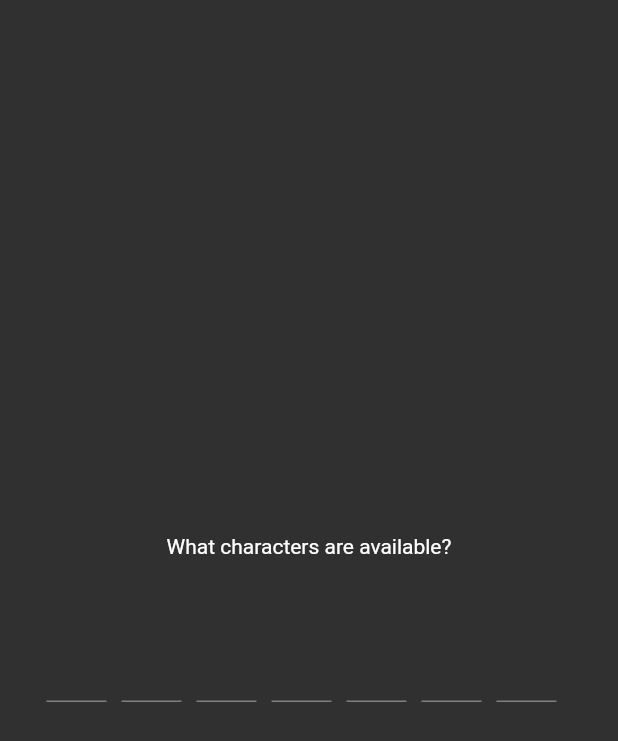
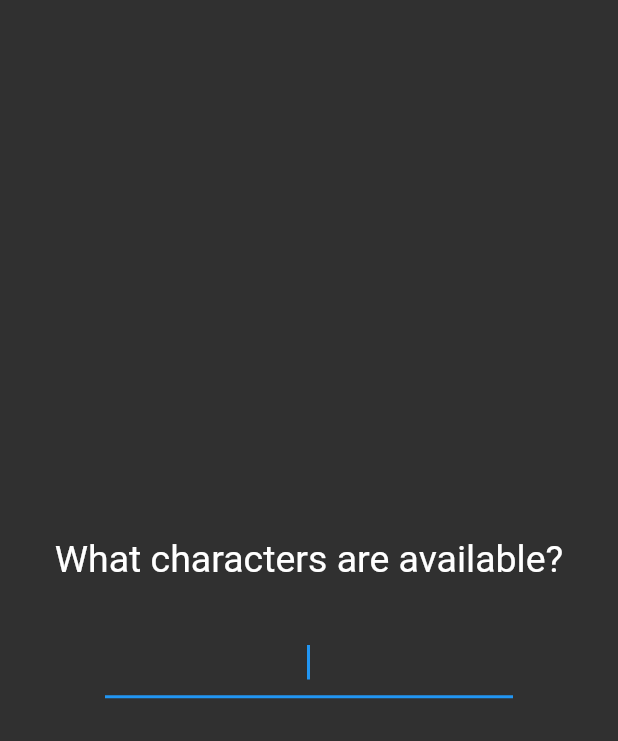
Before and after one commit to tevanc14/Anagrammatic, a Flutter app: the screen it shows after launch, on a phone screen of 412 x 824 dp. Shown: the top 741 px of the screen. Run offline on Flutter 3.47's test engine with Material 2 defaults, Android fonts, the phone set to English and light mode, and no system bars.

Commit message:
0.5.0 - Changed input format

```diff
--- a/lib/anagram_list.dart
+++ b/lib/anagram_list.dart
@@ -98,8 +98,4 @@ class AnagramCardState extends State<AnagramCard> {
       throw 'Could not launch $url';
     }
   }
-
-//  launchURL(String word) {
-//    print(word);
-//  }
 }
--- a/lib/input.dart
+++ /dev/null
@@ -1,150 +0,0 @@
-/**
- * Credit goes to Github user prestigegodson:
- * https://github.com/prestigegodson/pin-entry-text-field/tree/master/pin_entry_text_field
- */
-
-import 'package:flutter/material.dart';
-import 'package:flutter/services.dart';
-
-class CharacterEntryField extends StatefulWidget {
-  final int fields;
-  final onSubmit;
-  final fieldWidth;
-  final fontSize;
-  final keyboardType;
-
-  CharacterEntryField(
-      {this.fields: 4,
-      this.onSubmit,
-      this.fieldWidth: 40.0,
-      this.fontSize: 20.0,
-      this.keyboardType})
-      : assert(fields > 0);
-
-  @override
-  State createState() {
-    return CharacterEntryFieldState();
-  }
-}
-
-class CharacterEntryFieldState extends State<CharacterEntryField> {
-  List<String> text;
-  List<FocusNode> focusNodes;
-  List<TextEditingController> textControllers;
-
-  @override
-  void initState() {
-    super.initState();
-    text = List<String>(widget.fields);
-    focusNodes = List<FocusNode>(widget.fields);
-    textControllers = List<TextEditingController>(widget.fields);
-  }
-
-  @override
-  void dispose() {
-    textControllers.forEach((TextEditingController t) => t.dispose());
-    super.dispose();
-  }
-
-  void clearTextFields() {
-    textControllers.forEach(
-        (TextEditingController tEditController) => tEditController.clear());
-    text.clear();
-  }
-
-  Widget buildTextField(int index, BuildContext context) {
-    focusNodes[index] = new FocusNode();
-    textControllers[index] = new TextEditingController();
-
-    return new Container(
-      width: widget.fieldWidth,
-      margin: EdgeInsets.only(right: 10.0),
-      child: new TextField(
-        inputFormatters: [new TextFormatter(widget.keyboardType)],
-        controller: textControllers[index],
-        keyboardType: widget.keyboardType,
-        textAlign: TextAlign.center,
-        maxLength: 1,
-        style: Theme.of(context).textTheme.title,
-        focusNode: focusNodes[index],
-        decoration: new InputDecoration(counterText: ''),
-        onChanged: (String character) {
-          text[index] = character;
-          if (index + 1 != widget.fields && character.trim() != '') {
-            FocusScope.of(context).requestFocus(focusNodes[index + 1]);
-          }
-        },
-        onSubmitted: (String str) {
-//          _text.removeWhere((value) => value == null);
-          // DEBT: removeWhere would stall everything, so take out nulls here
-          widget.onSubmit(text.join().replaceAll(new RegExp('(null)+'), ''));
-        },
-      ),
-    );
-  }
-
-  Widget generateTextFields(BuildContext context) {
-    List<Widget> textFields = List.generate(widget.fields, (int i) {
-      return buildTextField(i, context);
-    });
-
-    FocusScope.of(context).requestFocus(focusNodes[0]);
-
-    return new Row(
-        mainAxisAlignment: MainAxisAlignment.center,
-        verticalDirection: VerticalDirection.down,
-        children: textFields);
-  }
-
-  @override
-  Widget build(BuildContext context) {
-    return new Container(
-      child: generateTextFields(context),
-    );
-  }
-}
-
-class TextFormatter extends TextInputFormatter {
-  final keyboardType;
-
-  TextFormatter(this.keyboardType);
-
-  @override
-  TextEditingValue formatEditUpdate(
-      TextEditingValue oldValue, TextEditingValue newValue) {
-    // Deleting a character
-    if (newValue.text.length < oldValue.text.length) {
-      return new TextEditingValue(
-        text: newValue.text,
-        selection: newValue.selection,
-      );
-    }
-
-    // Only allow letters, and capitalize them
-    if (keyboardType == TextInputType.text) {
-      if (newValue.text.contains(new RegExp('[^a-zA-Z]'))) {
-        return new TextEditingValue(
-          text: oldValue.text,
-          selection: oldValue.selection,
-        );
-      }
-      return new TextEditingValue(
-        text: newValue.text?.toUpperCase(),
-        selection: newValue.selection,
-      );
-    } else {
-      // Only allow numbers
-      if (newValue.text.contains(new RegExp('[^0-9]'))) {
-        return new TextEditingValue(
-          text: oldValue.text,
-          selection: oldValue.selection,
-        );
-      } else {
-        return new TextEditingValue(
-          text: newValue.text,
-          selection: newValue.selection,
-        );
-      }
-    }
-  }
-}
--- a/lib/main.dart
+++ b/lib/main.dart
@@ -1,6 +1,6 @@
 import 'package:anagramatic/anagram_list.dart';
-import 'package:anagramatic/input.dart';
 import 'package:flutter/material.dart';
+import 'package:flutter/services.dart';
 
 void main() => runApp(AnagramaticApp());
 
@@ -20,64 +20,175 @@ class AnagramaticApp extends StatelessWidget {
   }
 }
 
-class CharacterForm extends StatelessWidget {
+class CharacterForm extends StatefulWidget {
+  @override
+  State createState() {
+    return CharacterFormState();
+  }
+}
+
+class CharacterFormState extends State<CharacterForm> {
   @override
   Widget build(BuildContext context) {
     return new Scaffold(
         body: new Form(
-            child: new Column(
+      child: Column(
         mainAxisAlignment: MainAxisAlignment.center,
         children: <Widget>[
-          new Text('What characters are available?'),
-          new Padding(padding: const EdgeInsets.only(top: 48.0)),
-          new CharacterEntryField(
-            fields: 7,
-            keyboardType: TextInputType.text,
-            onSubmit: (String value) {
+          new Text(
+            'What characters are available?',
+            textAlign: TextAlign.center,
+            style: TextStyle(
+              fontSize: 25.0,
+            ),
+          ),
+          Padding(
+            padding: const EdgeInsets.only(
+              top: 30.0,
+              left: 70.0,
+              right: 70.0,
+            ),
+            child: TextFormField(
+              autofocus: true,
+              textAlign: TextAlign.center,
+              maxLength: 20,
+              maxLengthEnforced: true,
+              decoration: new InputDecoration(counterText: ''),
+              style: TextStyle(fontSize: 20.0),
+              inputFormatters: [new CharacterInputFormatter()],
+              onFieldSubmitted: (String characters) {
                 Navigator.push(
                   context,
                   new MaterialPageRoute(
-                    builder: (context) => new LengthForm(characters: value)),
+                      builder: (context) =>
+                          new LengthForm(characters: characters)),
                 );
               },
             ),
-        ])));
+          ),
+        ],
+      ),
+    ));
   }
 }
 
-class LengthForm extends StatelessWidget {
+class CharacterInputFormatter extends TextInputFormatter {
+  @override
+  TextEditingValue formatEditUpdate(
+    TextEditingValue oldValue,
+    TextEditingValue newValue,
+  ) {
+    // Deleting a character
+    if (newValue.text.length < oldValue.text.length) {
+      return new TextEditingValue(
+        text: newValue.text,
+        selection: newValue.selection,
+      );
+    }
+
+    if (newValue.text.contains(new RegExp('[^a-zA-Z]'))) {
+      return new TextEditingValue(
+        text: oldValue.text,
+        selection: oldValue.selection,
+      );
+    }
+    return new TextEditingValue(
+      text: newValue.text?.toUpperCase(),
+      selection: newValue.selection,
+    );
+  }
+}
+
+class LengthForm extends StatefulWidget {
   final String characters;
 
   LengthForm({@required this.characters});
 
   @override
+  State createState() {
+    return LengthFormState();
+  }
+}
+
+class LengthFormState extends State<LengthForm> {
+  @override
   Widget build(BuildContext context) {
     return new Scaffold(
         body: new Form(
-            child: new Column(
+      child: Column(
         mainAxisAlignment: MainAxisAlignment.center,
         children: <Widget>[
-          new Text('How many characters long should the anagrams be?'),
-          new Padding(padding: const EdgeInsets.only(top: 48.0)),
-          new CharacterEntryField(
-            fields: 1,
+          new Text(
+            'How many characters long should the anagrams be?',
+            textAlign: TextAlign.center,
+            style: TextStyle(
+              fontSize: 25.0,
+            ),
+          ),
+          new Padding(
+            padding: const EdgeInsets.symmetric(
+              vertical: 30.0,
+              horizontal: 175.0,
+            ),
+            child: TextFormField(
+              autofocus: true,
+              textAlign: TextAlign.center,
               keyboardType: TextInputType.number,
-            onSubmit: (String value) {
+              decoration: new InputDecoration(
+                counterText: '',
+              ),
+              style: TextStyle(fontSize: 20.0),
+              inputFormatters: [new LengthInputFormatter()],
+              onFieldSubmitted: (String length) {
                 Navigator.push(
                   context,
                   new MaterialPageRoute(
                       builder: (context) => new AnagramList(
-                        characters: this.characters, length: int.parse(value))),
+                          characters: widget.characters,
+                          length: int.parse(length))),
                 );
               },
             ),
-        ])));
+          ),
+          new Text(
+            '20 or less',
+            style: TextStyle(fontSize: 15.0),
+          )
+        ],
+      ),
+    ));
   }
 }
 
-// currently takes two back presses to navigate back from length screen
+class LengthInputFormatter extends TextInputFormatter {
+  @override
+  TextEditingValue formatEditUpdate(
+    TextEditingValue oldValue,
+    TextEditingValue newValue,
+  ) {
+    // Deleting a character
+    if (newValue.text.length < oldValue.text.length) {
+      return new TextEditingValue(
+        text: newValue.text,
+        selection: newValue.selection,
+      );
+    }
+
+    if (newValue.text.contains(new RegExp('[^0-9]')) ||
+        int.parse(newValue.text) > 20) {
+      return new TextEditingValue(
+        text: oldValue.text,
+        selection: oldValue.selection,
+      );
+    } else {
+      return new TextEditingValue(
+        text: newValue.text,
+        selection: newValue.selection,
+      );
+    }
+  }
+}
+
 // consider state storage alternatives to passing variables into widgets
-// something for when no anagrams exist
-// check length against the number of characters given
-// able to delete characters
-// change number of characters and length possible
+// separate widgets into own files and consolidate any common styles and pieces
+// top bar showing current word, num chars, num results?
--- a/pubspec.yaml
+++ b/pubspec.yaml
@@ -7,7 +7,7 @@ description: Generate appropriate anagrams for given characters and length
 # Both the version and the builder number may be overridden in flutter
 # build by specifying --build-name and --build-number, respectively.
 # Read more about versioning at semver.org.
-version: 0.4.0
+version: 0.5.0
 
 environment:
   sdk: ">=2.0.0-dev.68.0 <3.0.0"
```
Lines whose indentation alone changed are shown as unchanged.
